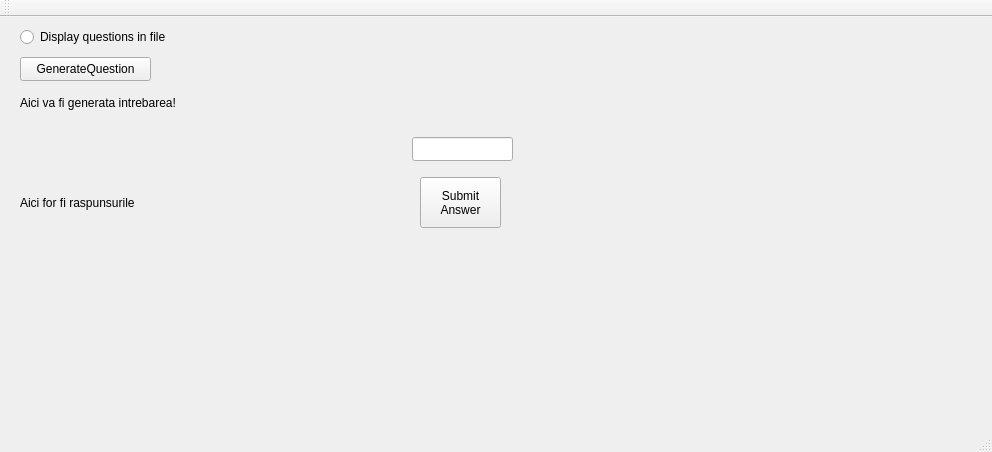
Above: Triviador/Triviador/Triviador.ui from AndreiAndreea/TriviadorMCpp before the change. Below: the same form after it.
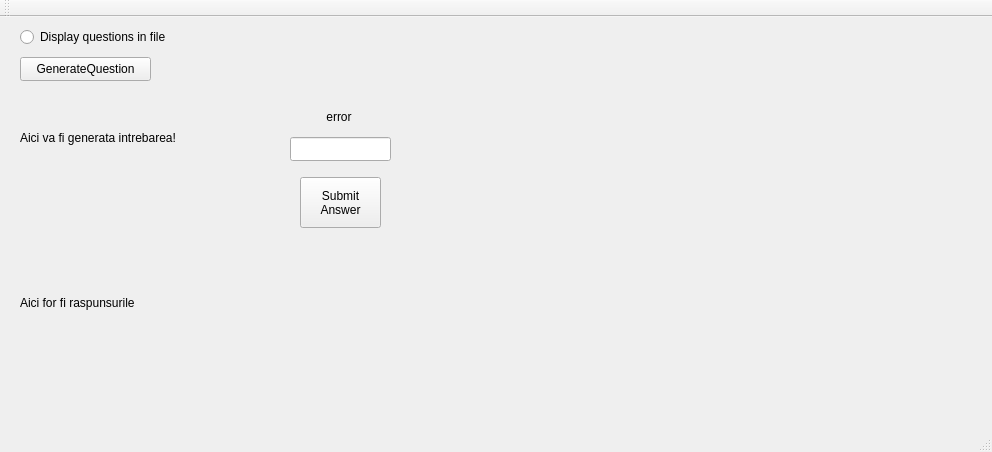
That is the form after the change.

Commit message: Implemented lineEdit to take input from user and with a push button it compares the user's answer to the correct answer and displays how close the answers are. Also hiding/displaying the widgets according to the type of question.

Diff of the .ui file:
```diff
--- a/Triviador/Triviador/Triviador.ui
+++ b/Triviador/Triviador/Triviador.ui
@@ -45,21 +45,24 @@
      <rect>
       <x>20</x>
       <y>70</y>
-      <width>601</width>
-      <height>31</height>
+      <width>231</width>
+      <height>101</height>
      </rect>
     </property>
     <property name="text">
      <string>Aici va fi generata intrebarea!</string>
     </property>
+    <property name="wordWrap">
+     <bool>true</bool>
+    </property>
    </widget>
    <widget class="QLabel" name="label_2">
     <property name="geometry">
      <rect>
       <x>20</x>
-      <y>100</y>
-      <width>181</width>
-      <height>171</height>
+      <y>180</y>
+      <width>221</width>
+      <height>211</height>
      </rect>
     </property>
     <property name="text">
@@ -69,7 +72,7 @@
    <widget class="QLineEdit" name="lineEdit">
     <property name="geometry">
      <rect>
-      <x>412</x>
+      <x>290</x>
       <y>120</y>
       <width>101</width>
       <height>24</height>
@@ -79,7 +82,7 @@
    <widget class="QPushButton" name="pushButton_2">
     <property name="geometry">
      <rect>
-      <x>420</x>
+      <x>300</x>
       <y>160</y>
       <width>81</width>
       <height>51</height>
@@ -90,6 +93,38 @@
 Answer</string>
     </property>
    </widget>
+   <widget class="QLabel" name="label_3">
+    <property name="geometry">
+     <rect>
+      <x>310</x>
+      <y>90</y>
+      <width>58</width>
+      <height>19</height>
+     </rect>
+    </property>
+    <property name="text">
+     <string>error</string>
+    </property>
+    <property name="alignment">
+     <set>Qt::AlignCenter</set>
+    </property>
+   </widget>
+   <widget class="QLabel" name="label_4">
+    <property name="geometry">
+     <rect>
+      <x>420</x>
+      <y>80</y>
+      <width>151</width>
+      <height>101</height>
+     </rect>
+    </property>
+    <property name="text">
+     <string/>
+    </property>
+    <property name="wordWrap">
+     <bool>true</bool>
+    </property>
+   </widget>
   </widget>
   <widget class="QMenuBar" name="menuBar">
    <property name="geometry">
```
The commit also changes 2 other files.
